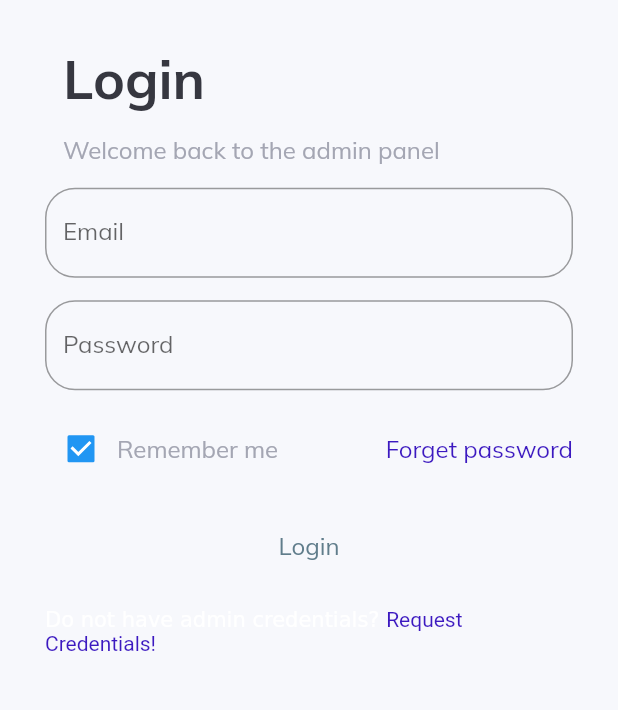
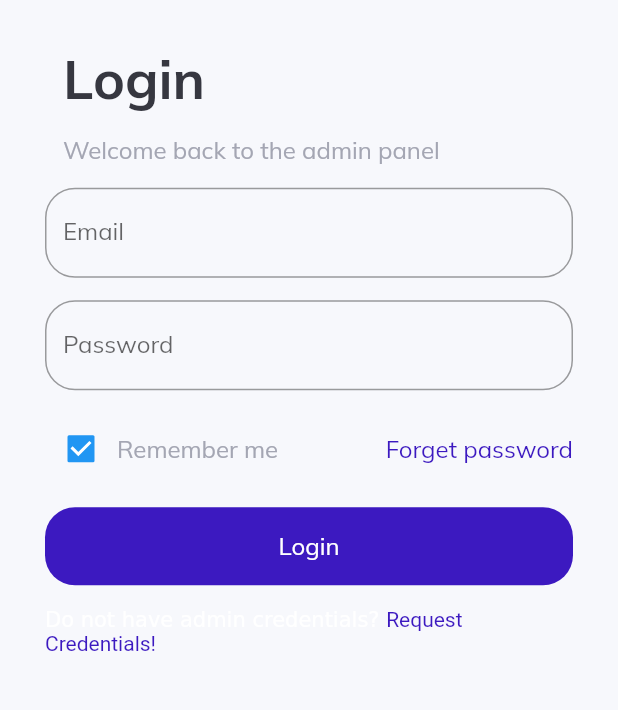
Before and after one commit to emincingoz/Web_Dashboard_with_Flutter, a Flutter app: the screen it shows after launch, after a tap on "Login", after a tap on the "menu" icon, after a tap on "Log out", on a phone screen of 412 x 824 dp, the part 314-1024 px from its top. Run offline on Flutter 3.47's test engine with Material 2 defaults, Android fonts, the phone set to English and light mode, and no system bars; our stand-ins replace charts_flutter, data_table_2, get, google_fonts.

Commit message:
navigation completed

```diff
--- a/lib/main.dart
+++ b/lib/main.dart
@@ -4,6 +4,8 @@ import 'package:google_fonts/google_fonts.dart';
 import 'package:web_dashboard/constants/style.dart';
 import 'package:web_dashboard/controllers/menu_controller.dart';
 import 'package:web_dashboard/controllers/navigation_controller.dart';
+import 'package:web_dashboard/routing/routes.dart';
+import 'package:web_dashboard/widgets/layout.dart';
 
 import 'pages/authentication/authentication.dart';
 
@@ -19,6 +21,18 @@ class MyApp extends StatelessWidget {
     //
     // for getx
     return GetMaterialApp(
+      initialRoute: authenticationPageRoute,
+      //unknownRoute: GetPage(name: 'not-found', page: () => PageNotFound(), trainsition: Transition.fadeIn),
+      getPages: [
+        GetPage(name: rootRoute, page: () => SiteLayout()),
+        GetPage(
+            name: authenticationPageRoute,
+            page: () => const AuthenticationPage()),
+        //GetPage(name: overviewPageRoute, page: () => const OverViewPage()),
+        //GetPage(name: driversPageRoute, page: () => const DriversPage()),
+        //GetPage(name: clientsPageRoute, page: () => const ClientsPage()),
+      ],
+
       debugShowCheckedModeBanner: false,
       title: 'Dashboard',
       theme: ThemeData(
@@ -37,7 +51,9 @@ class MyApp extends StatelessWidget {
         primaryColor: Colors.blue,
       ),
       //home: SiteLayout());
-      home: const AuthenticationPage(),
+      //
+      // InitialRout atandığı için kaldırıldı
+      //home: const AuthenticationPage(),
     );
   }
 }
--- a/lib/pages/authentication/authentication.dart
+++ b/lib/pages/authentication/authentication.dart
@@ -1,5 +1,6 @@
 import 'package:flutter/material.dart';
 import 'package:get/get.dart';
+import 'package:web_dashboard/routing/routes.dart';
 
 import '../../constants/controllers.dart';
 import '../../constants/style.dart';
@@ -86,17 +87,20 @@ class AuthenticationPage extends StatelessWidget {
               const SizedBox(height: 15),
               InkWell(
                 onTap: () {
-                  Get.offAll(() => SiteLayout());
+                  Get.offAllNamed(rootRoute);
+                  //Get.offAll(() => SiteLayout());
                 },
                 child: Container(
-                  decoration:
-                      BoxDecoration(borderRadius: BorderRadius.circular(20)),
+                  decoration: BoxDecoration(
+                    color: active,
+                    borderRadius: BorderRadius.circular(20),
+                  ),
                   alignment: Alignment.center,
                   width: double.maxFinite,
                   padding: const EdgeInsets.symmetric(vertical: 16),
                   child: const CustomText(
                     text: 'Login',
-                    color: Colors.blueGrey,
+                    color: Colors.white,
                   ),
                 ),
               ),
--- a/lib/widgets/layout.dart
+++ b/lib/widgets/layout.dart
@@ -16,7 +16,7 @@ class SiteLayout extends StatelessWidget {
       key: scaffoldKey,
       extendBodyBehindAppBar: true,
       appBar: topNavigationBar(context, scaffoldKey),
-      drawer: Drawer(
+      drawer: const Drawer(
         child: SideMenu(),
       ),
       body: const ResponsiveWidget(
--- a/lib/widgets/side_menu.dart
+++ b/lib/widgets/side_menu.dart
@@ -49,13 +49,8 @@ class SideMenu extends StatelessWidget {
             mainAxisSize: MainAxisSize.min,
             children: sideMenuItemRoutes
                 .map((item) => SideMenuItem(
-                    itemName: item.name == authenticationPageDisplayName
-                        ? 'Log out'
-                        : item.name,
+                    itemName: item.name,
                     onTap: () {
-                      if (item.name == authenticationPageDisplayName) {
-                        Get.offAll(() => const AuthenticationPage());
-                      }
                       if (item.route == authenticationPageRoute) {
                         Get.offAllNamed(authenticationPageRoute);
                         menuController
--- a/lib/widgets/top_navigation_bar.dart
+++ b/lib/widgets/top_navigation_bar.dart
@@ -1,4 +1,3 @@
-import 'package:charts_flutter/flutter.dart';
 import 'package:flutter/material.dart';
 import 'package:web_dashboard/constants/style.dart';
 import 'package:web_dashboard/helpers/responsiveness.dart';
```
